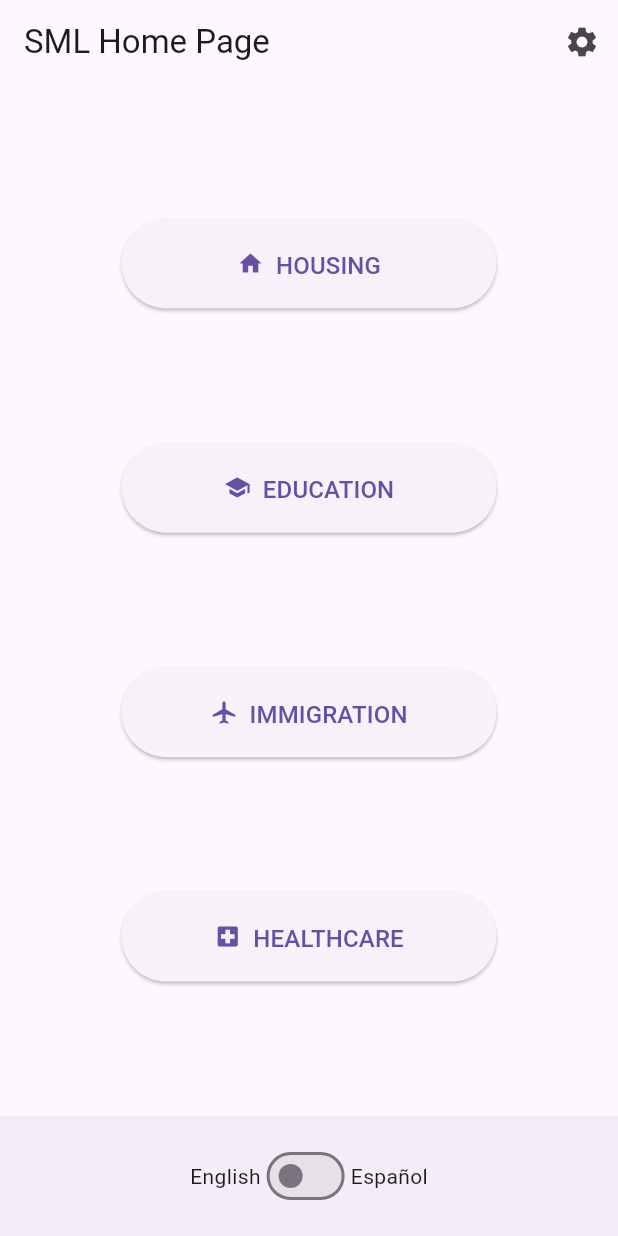
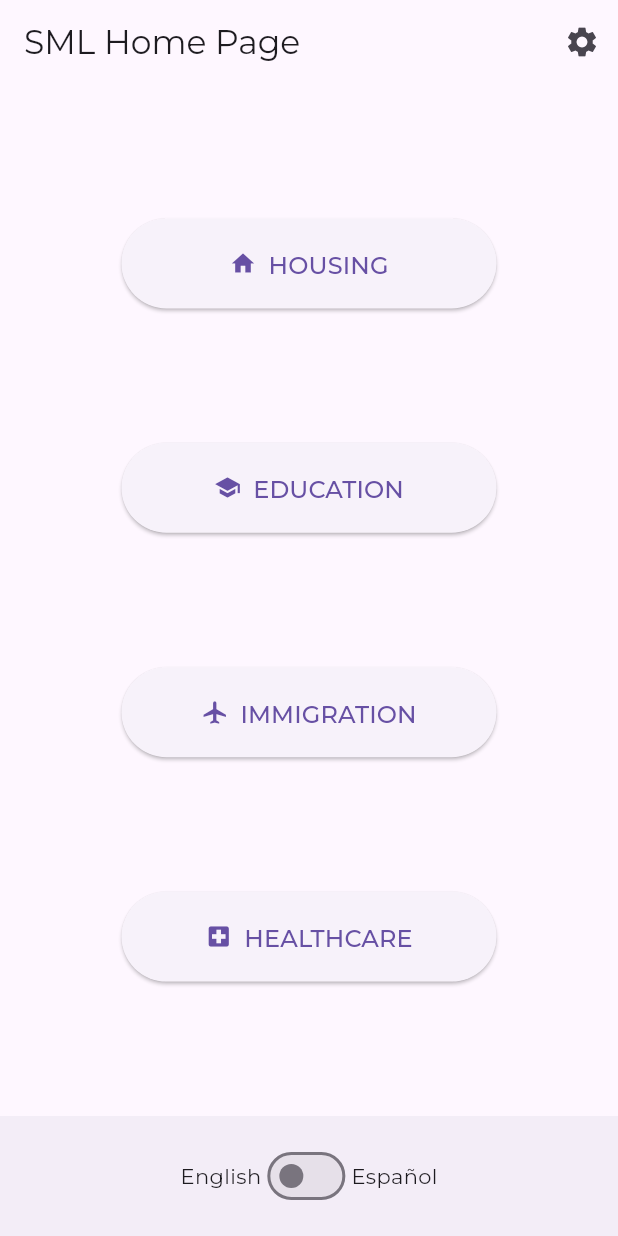
Before and after one commit to evelyn-mccarty/SML-Guide, a Flutter app: the screen it shows after launch, on a phone screen of 412 x 824 dp. Run offline on Flutter 3.47's test engine with Material 3 defaults, Android fonts, the light colour scheme and no system bars; missing offline and left inert: pdfx; generated files the repository leaves out were written again.

Commit message:
Font Updated
Added Montserrat Medium Weight font to GitHub and added the necessary changes to the pub.yaml (or whatever its called)

```diff
--- a/guide/lib/main.dart
+++ b/guide/lib/main.dart
@@ -12,6 +12,7 @@ class MyApp extends StatelessWidget {
       title: 'SML Development',
       theme: ThemeData(
         primarySwatch: Colors.blue,
+        fontFamily: 'Montserrat',
       ),
       home: MyHomePage(title: 'SML Home Page'),
     );
--- a/guide/pubspec.yaml
+++ b/guide/pubspec.yaml
@@ -41,3 +41,9 @@ flutter:
     - assets/images/
     - assets/pdf/
     - assets/json/
+
+  fonts:
+    # Add Montserrat font
+    - family: Montserrat
+      fonts:
+        - asset: assets\fonts\FontsFree-Net-Montserrat-Medium.ttf
```
Also changed, not shown: guide/assets/fonts/FontsFree-Net-Montserrat-Medium.ttf (added).
